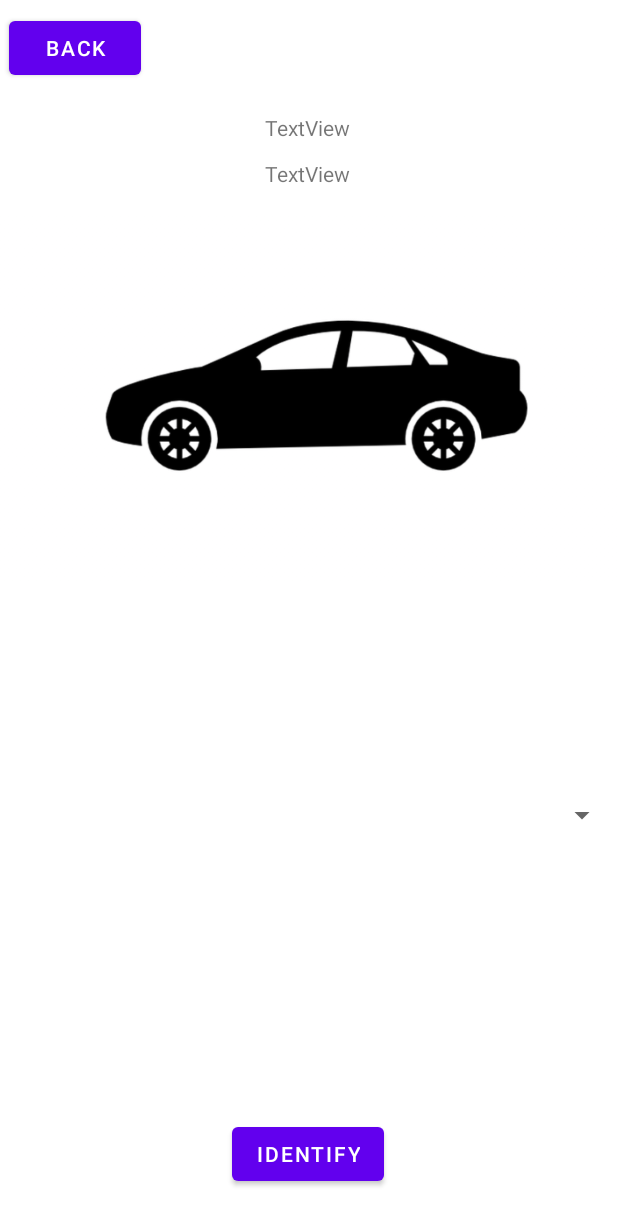
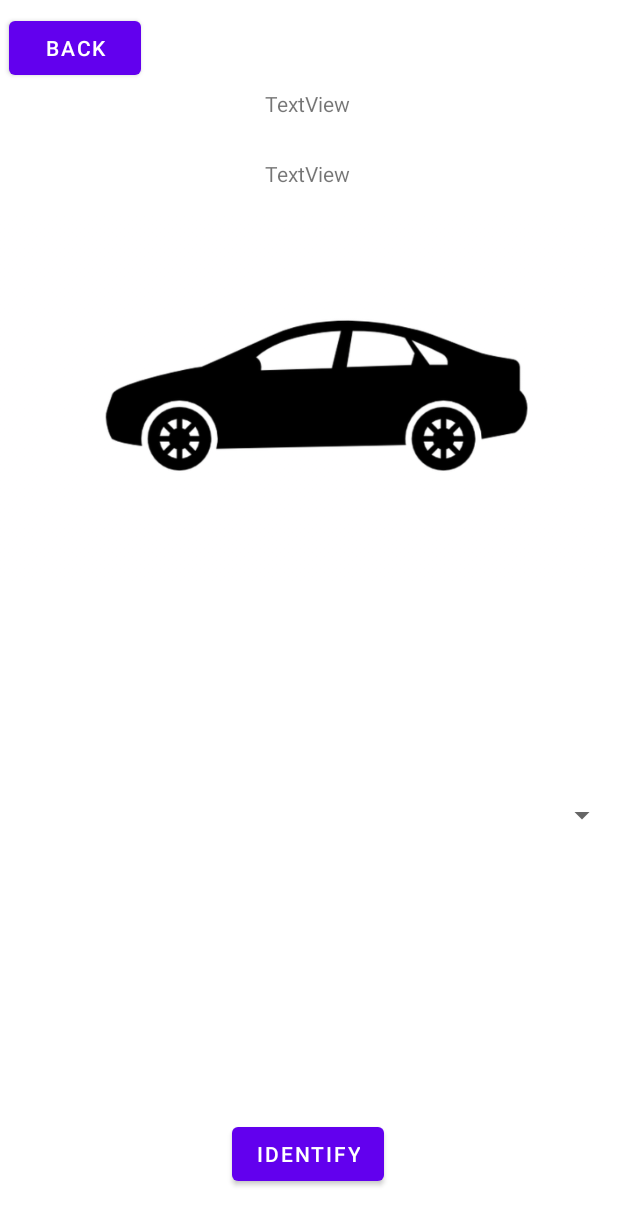
Before and after one commit to komolbek/Car-selection-game, an Android app: the layout activity_car_make_identify.xml on its own in the app's theme, with its tools: preview values and no code run, on a phone screen of 412 x 824 dp. Shown: the top 1225 px of the screen. Run offline under Robolectric (Android 15) with nearby library versions, the light colour scheme and no system bars.

```diff
--- a/app/src/main/res/layout/activity_car_make_identify.xml
+++ b/app/src/main/res/layout/activity_car_make_identify.xml
@@ -56,20 +56,20 @@
         android:id="@+id/carMakeResultTextView"
         android:layout_width="wrap_content"
         android:layout_height="wrap_content"
-        android:text="TextView"
+        android:text="@string/textview"
         app:layout_constraintBottom_toTopOf="@+id/carIdentifyImageView"
         app:layout_constraintEnd_toEndOf="parent"
         app:layout_constraintHorizontal_bias="0.498"
         app:layout_constraintStart_toStartOf="parent"
         app:layout_constraintTop_toTopOf="parent"
-        app:layout_constraintVertical_bias="0.662" />
+        app:layout_constraintVertical_bias="0.518" />
 
     <TextView
         android:id="@+id/resultCarNameTextView"
         android:layout_width="wrap_content"
         android:layout_height="wrap_content"
         android:layout_marginBottom="8dp"
-        android:text="TextView"
+        android:text="@string/textview"
         app:layout_constraintBottom_toTopOf="@+id/carIdentifyImageView"
         app:layout_constraintEnd_toEndOf="parent"
         app:layout_constraintHorizontal_bias="0.498"
--- a/app/src/main/res/values/strings.xml
+++ b/app/src/main/res/values/strings.xml
@@ -40,4 +40,6 @@
     <string name="back">Back</string>
     <string name="identify">Identify</string>
     <string name="todo">TODO</string>
+    <string name="textview">TextView</string>
+    <string name="textview">TextView</string>
 </resources>
```
Also changed, not shown: app/src/main/java/com/example/w1754980cargame/CarMakeIdentifyActivity.java (+8 -1 lines).
